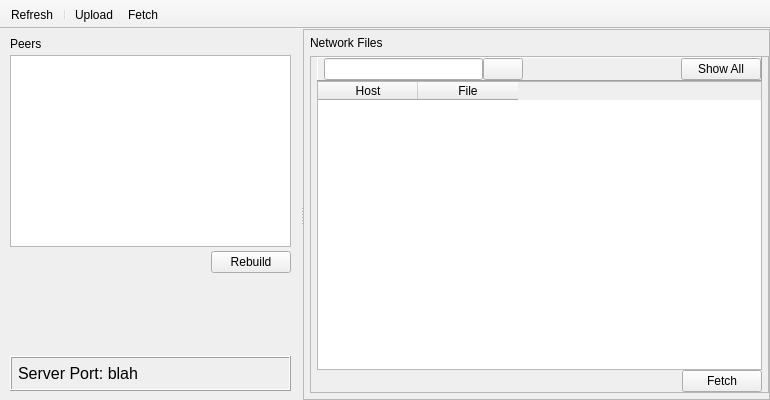
Above: UI/ui_mainwindow.ui from christinadan/py2py before the change. Below: the same form after it.
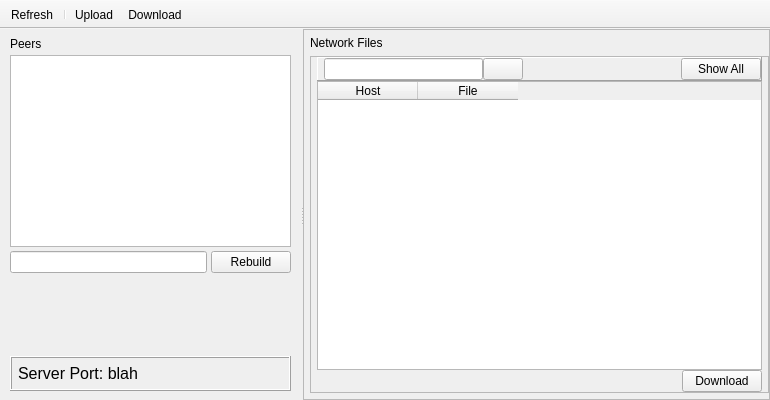
That is the form after the change. Icons and pictures are not drawn.

Commit message: Added field for peer rebuild that I forgot and got Rebuild working (with a legitimate peer)

```diff
--- a/UI/ui_mainwindow.ui
+++ b/UI/ui_mainwindow.ui
@@ -89,17 +89,7 @@
         <item>
          <layout class="QHBoxLayout" name="rebuildHorizontalLayout">
           <item>
-           <spacer name="horizontalSpacer_2">
-            <property name="orientation">
-             <enum>Qt::Horizontal</enum>
-            </property>
-            <property name="sizeHint" stdset="0">
-             <size>
-              <width>40</width>
-              <height>20</height>
-             </size>
-            </property>
-           </spacer>
+           <widget class="QLineEdit" name="rebuildLineEdit"/>
           </item>
           <item>
            <widget class="QPushButton" name="rebuildButton">
@@ -336,7 +326,7 @@
              <item>
               <widget class="QPushButton" name="fetchButton">
                <property name="text">
-                <string>Fetch</string>
+                <string>Download</string>
                </property>
                <property name="icon">
                 <iconset>
@@ -386,7 +376,7 @@
    <addaction name="actionRefresh"/>
    <addaction name="separator"/>
    <addaction name="actionUpload"/>
-   <addaction name="actionFetch"/>
+   <addaction name="actionDownload"/>
   </widget>
   <action name="actionRefresh">
    <property name="icon">
@@ -412,13 +402,13 @@
     <string>Upload a File</string>
    </property>
   </action>
-  <action name="actionFetch">
+  <action name="actionDownload">
    <property name="icon">
     <iconset>
      <normaloff>Resources/download61.png</normaloff>Resources/download61.png</iconset>
    </property>
    <property name="text">
-    <string>Fetch</string>
+    <string>Download</string>
    </property>
    <property name="toolTip">
     <string>Fetch the Selected File</string>
```
The commit also changes 1 other file.
